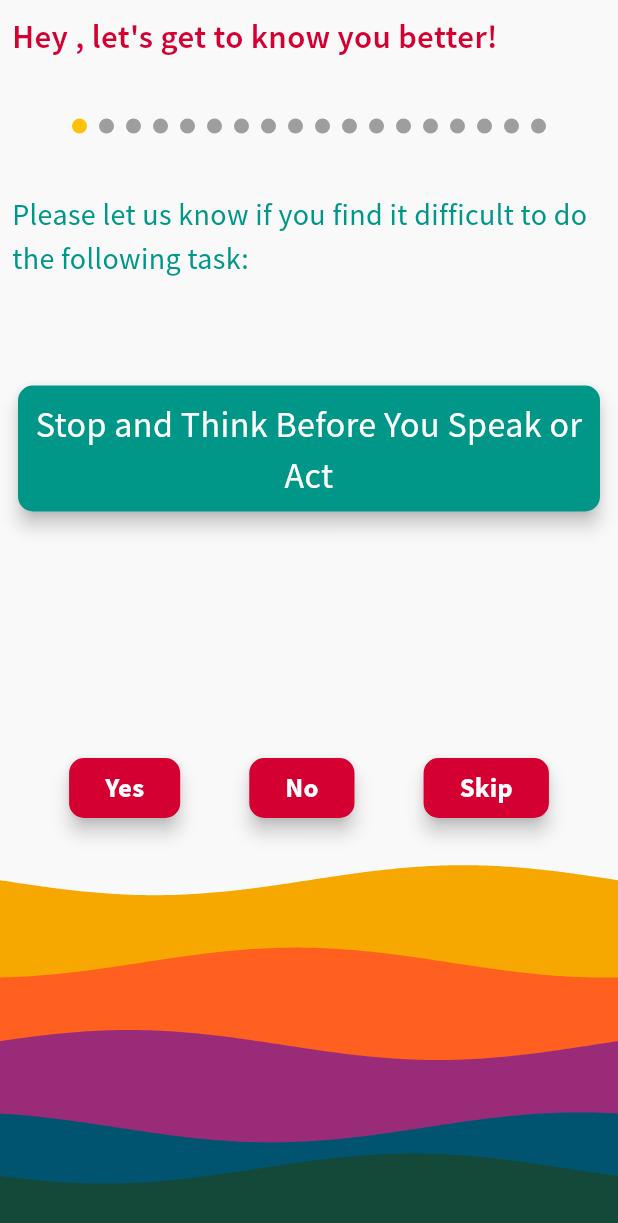
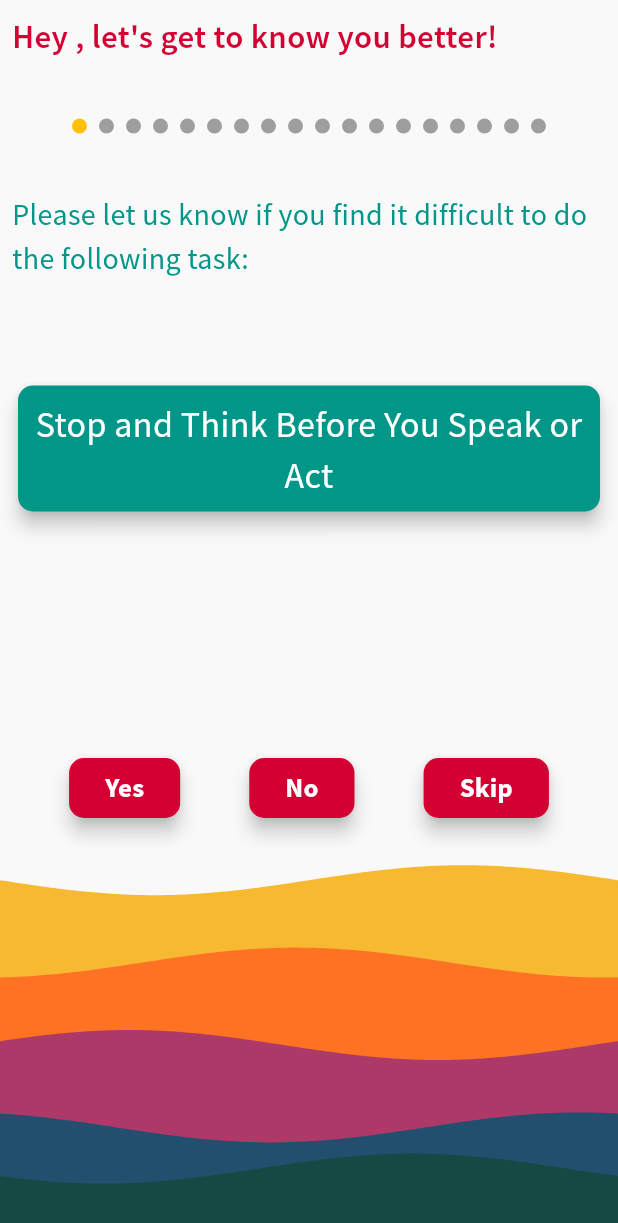
Before and after one commit to JohnNixon6972/EPIC-Think-Learn, a Flutter app: the StrenghtsDifficulties screen opened directly with empty values, on a phone screen of 412 x 824 dp. Shown: the top 1223 px of the screen. Run offline on Flutter 3.47's test engine with Material 3 defaults, Android fonts, the phone set to English and light mode, and no system bars; drawn by our look-alikes of flutter_animate, wave; our stand-ins replace animated_text_kit, cached_network_image, cloud_firestore, confetti, date_picker_timeline, firebase_auth and 18 more; missing offline and left inert: circular_reveal_animation, morphable_shape, spring; accounts and stored records are empty; network calls fail.

Commit message:
micro ui chnages

```diff
--- a/epic/lib/features/account/pages/stenghts_difficulties.dart
+++ b/epic/lib/features/account/pages/stenghts_difficulties.dart
@@ -129,7 +129,7 @@ class _StrenghtsDifficultiesState extends ConsumerState<StrenghtsDifficulties> {
                     padding: const EdgeInsets.all(8.0),
                     child: _currentIndex == difficulties.length
                         ? const Text(
-                            "We will tailor your experience based on your strengths!",
+                            "We will tailor your experience based on your areas to improve!",
                             textAlign: TextAlign.center,
                             style: TextStyle(
                               color: AppConstants.secondaryBackgroundColor,
@@ -240,15 +240,14 @@ class _StrenghtsDifficultiesState extends ConsumerState<StrenghtsDifficulties> {
                                 child: Material(
                                   color: Colors.transparent,
                                   elevation: 5,
-                                  shadowColor:
-                                      AppConstants.secondaryBackgroundColor,
+                                  shadowColor: AppConstants.primaryButtonColor,
                                   child: Container(
                                     height: 50,
                                     width: 150,
                                     decoration: BoxDecoration(
                                       color:
-                                          AppConstants.secondaryBackgroundColor,
-                                      borderRadius: BorderRadius.circular(5),
+                                          AppConstants.primaryButtonColor,
+                                      borderRadius: BorderRadius.circular(8),
                                     ),
                                     child: const Center(
                                       child: Text(
--- a/epic/lib/features/auth/pages/backgroundAnimation.dart
+++ b/epic/lib/features/auth/pages/backgroundAnimation.dart
@@ -34,7 +34,7 @@ class Background extends StatelessWidget {
   Widget build(BuildContext context) {
     return WaveWidget(
       config: CustomConfig(
-        colors: _colors,
+        colors: _colors.map((color) => color.withOpacity(0.8)).toList(),
         durations: _durations,
         heightPercentages: _heightPercentages,
       ),
```
Also changed, not shown: epic/lib/features/auth/pages/login_page.dart (+17 -59 lines), epic/pubspec.lock.
